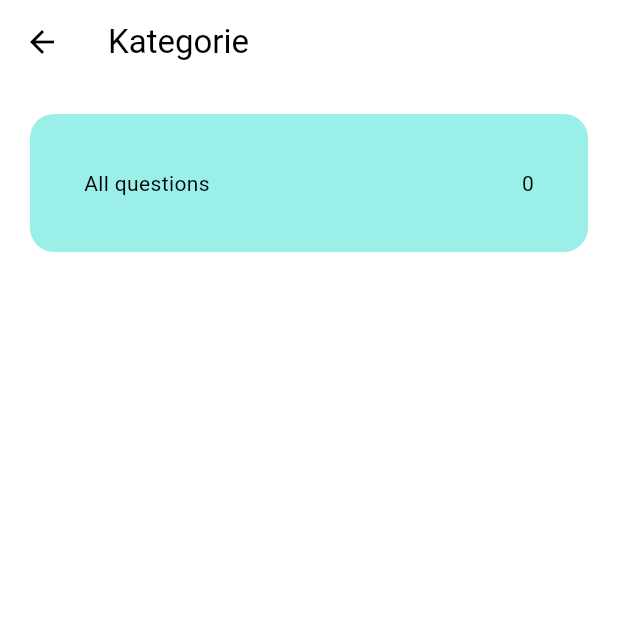
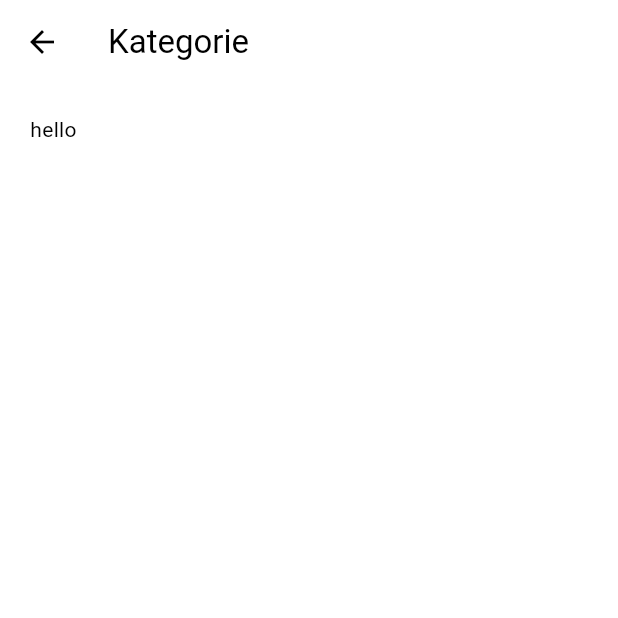
Before and after one commit to TomixUG/drivingschool, a Flutter app: the LearnQuestionsView screen opened by its route, after a tap on "All questions", on a phone screen of 412 x 824 dp, the top half of it. Run offline on Flutter 3.47's test engine with Material 2 defaults, Android fonts, the phone set to English and light mode, and no system bars; drawn by our look-alikes of dynamic_color; our stand-ins replace get, percent_indicator, sqflite, sqflite_common_ffi; accounts and stored records are empty; statements that could not run were skipped.

Commit message:
add empty TestView

```diff
--- a/lib/main.dart
+++ b/lib/main.dart
@@ -1,6 +1,7 @@
 import 'dart:io';
 import 'package:drivingschool/utils/db_controller.dart';
 import 'package:drivingschool/views/overview_view/learnquestions/learnquestions_view.dart';
+import 'package:drivingschool/views/test_view/test_view.dart';
 import 'package:dynamic_color/dynamic_color.dart';
 import 'package:flutter/material.dart';
 import 'package:drivingschool/views/home_view/home_view.dart';
@@ -34,6 +35,7 @@ void main() async {
         getPages: [
           GetPage(name: '/', page: () => HomeView()),
           GetPage(name: '/learnquestions', page: () => LearnQuestionsView()),
+          GetPage(name: '/test', page: () => TestView()),
         ],
         theme: ThemeData(
           colorScheme: lightColorScheme ?? const ColorScheme.light(),
--- a/lib/views/overview_view/learnquestions/learnquestions_view.dart
+++ b/lib/views/overview_view/learnquestions/learnquestions_view.dart
@@ -22,7 +22,7 @@ class LearnQuestionsView extends StatelessWidget {
               delegate: SliverChildListDelegate.fixed(
                 <Widget>[
                   CustomCard(
-                    onTap: () {},
+                    onTap: controller.openTest,
                     child: Container(
                       margin: const EdgeInsets.only(left: 16.0, right: 16.0, top: 16.0, bottom: 16.0),
                       child: Row(
--- a/lib/views/overview_view/learnquestions/learnquestions_view_controller.dart
+++ b/lib/views/overview_view/learnquestions/learnquestions_view_controller.dart
@@ -20,4 +20,8 @@ class LearnQuestionsViewController extends GetxController {
   int getTotalCategories() {
     return categories.fold(0, (int sum, Cat item) => sum + item.count);
   }
+
+  void openTest() {
+    Get.toNamed("/test");
+  }
 }
--- /dev/null
+++ b/lib/views/test_view/test_view.dart
@@ -0,0 +1,32 @@
+import 'package:drivingschool/views/test_view/test_view_controller.dart';
+import 'package:flutter/material.dart';
+import 'package:get/get.dart';
+
+class TestView extends StatelessWidget {
+  TestView({super.key});
+
+  final TestViewController controller = Get.put(TestViewController());
+
+  @override
+  Widget build(BuildContext context) {
+    return Scaffold(
+      appBar: AppBar(
+        title: const Text("Kategorie"),
+      ),
+      body: const CustomScrollView(
+        slivers: [
+          SliverPadding(
+            padding: EdgeInsets.all(20.0),
+            sliver: SliverList(
+              delegate: SliverChildListDelegate.fixed(
+                <Widget>[
+                  Text("hello"),
+                ],
+              ),
+            ),
+          ),
+        ],
+      ),
+    );
+  }
+}
--- /dev/null
+++ b/lib/views/test_view/test_view_controller.dart
@@ -0,0 +1,14 @@
+import 'package:flutter/material.dart';
+import 'package:get/get_state_manager/src/simple/get_controllers.dart';
+
+class TestViewController extends GetxController {
+  @override
+  void onInit() async {
+    debugPrint("testview init");
+    super.onInit();
+  }
+
+  // void loadCategories() async {
+  //   categories = await Get.find<DbController>().getCategories();
+  // }
+}
```
